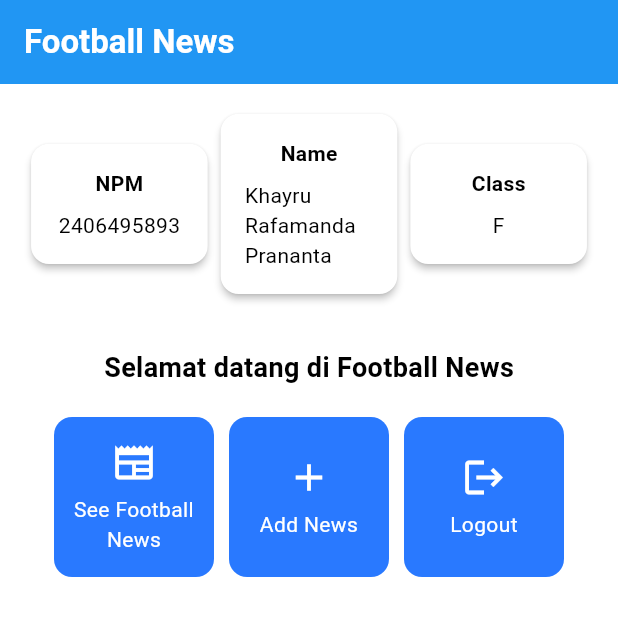
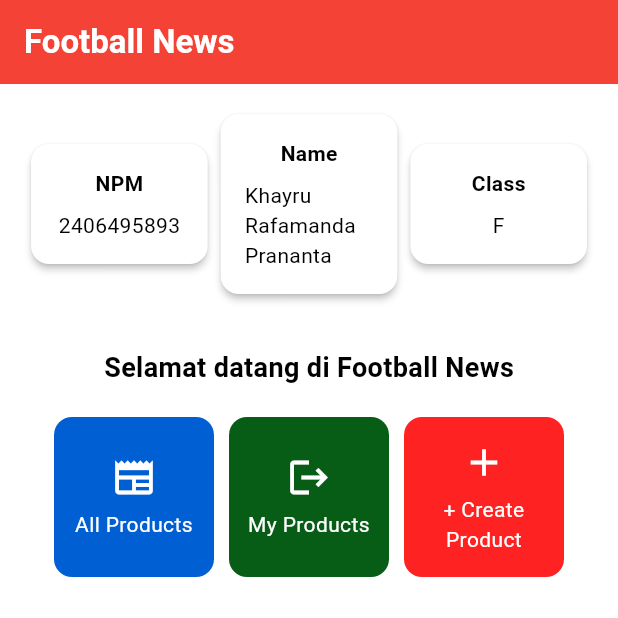
Before and after one commit to KhayruRP/football-news-mobile, a Flutter app: the screen it shows after launch, on a phone screen of 412 x 824 dp, the top half of it. Run offline on Flutter 3.47's test engine with Material 3 defaults, Android fonts, the phone set to English and light mode, and no system bars.

Commit message:
first commit tugas 7

```diff
--- a/lib/main.dart
+++ b/lib/main.dart
@@ -31,8 +31,8 @@ class MyApp extends StatelessWidget {
         //
         // This works for code too, not just values: Most code changes can be
         // tested with just a hot reload.
-         colorScheme: ColorScheme.fromSwatch(primarySwatch: Colors.blue)
-          .copyWith(secondary: Colors.blueAccent[400]),
+         colorScheme: ColorScheme.fromSwatch(primarySwatch: Colors.red)
+          .copyWith(secondary: const Color.fromARGB(255, 0, 23, 40)),
       ),
       home: MyHomePage(colorScheme: Theme.of(context).colorScheme),
     );
--- a/lib/menu.dart
+++ b/lib/menu.dart
@@ -8,9 +8,10 @@ class MyHomePage extends StatelessWidget {
     final String kelas = "F"; //kelas
 
   final List<ItemHomepage> items = [
-    ItemHomepage("See Football News", Icons.newspaper),
-    ItemHomepage("Add News", Icons.add),
-    ItemHomepage("Logout", Icons.logout),
+    ItemHomepage("All Products", Icons.newspaper, color: const Color.fromARGB(255, 0, 95, 210)),
+
+    ItemHomepage("My Products", Icons.logout, color: const Color.fromARGB(255, 7, 93, 22)),
+    ItemHomepage("+ Create Product", Icons.add, color: const Color.fromARGB(255, 255, 34, 34)),
   ];
 
    @override
@@ -132,8 +133,10 @@ class InfoCard extends StatelessWidget {
 class ItemHomepage {
  final String name;
  final IconData icon;
+  final Color color;
 
- ItemHomepage(this.name, this.icon);
+  // color is optional and defaults to blue if not provided
+  ItemHomepage(this.name, this.icon, {this.color = Colors.blue});
 }
 
 class ItemCard extends StatelessWidget {
@@ -147,7 +150,7 @@ class ItemCard extends StatelessWidget {
   Widget build(BuildContext context) {
     return Material(
       // Menentukan warna latar belakang dari tema aplikasi.
-      color: Theme.of(context).colorScheme.secondary,
+      color: item.color,
       // Membuat sudut kartu melengkung.
       borderRadius: BorderRadius.circular(12),
 
```
Also changed, not shown: 3 other files.
